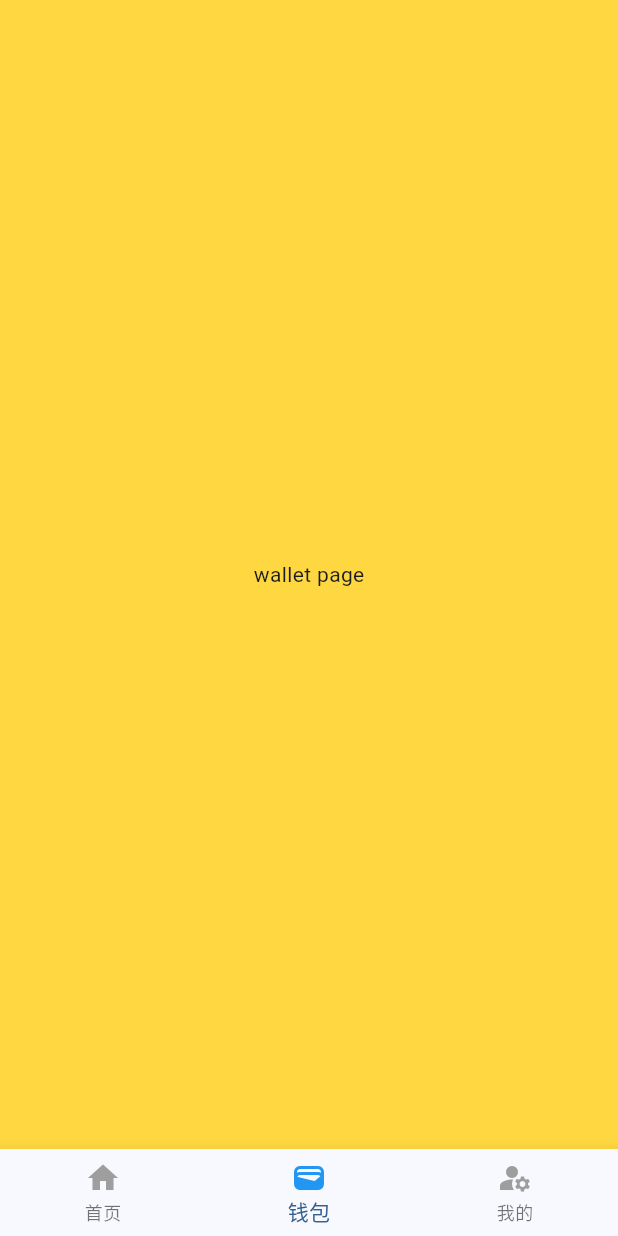
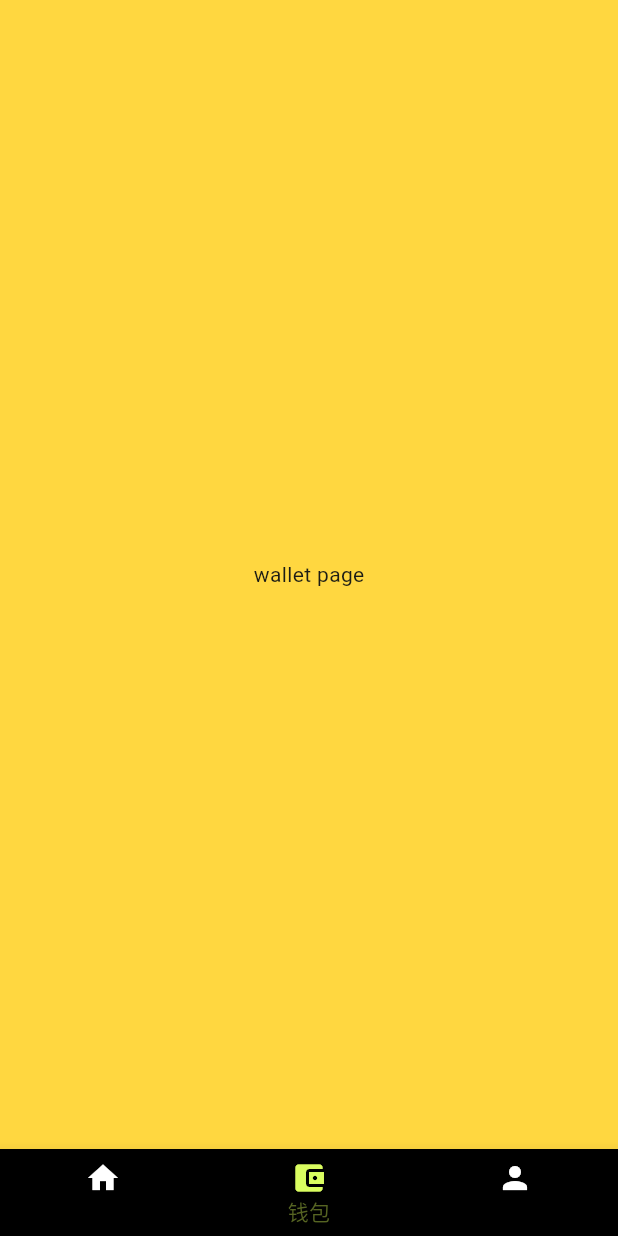
Before and after one commit to webeautiful/flutter_starter, a Flutter app: the screen it shows after launch, swiped to page 2, on a phone screen of 412 x 824 dp. Run offline on Flutter 3.47's test engine with Material 2 defaults, Android fonts, the phone set to English and light mode, and no system bars; our stand-ins replace logger.

Commit message:
demo: SimpleBottonNavigationBar

```diff
--- /dev/null
+++ b/lib/components/simple_bottom_navigation_bar.dart
@@ -0,0 +1,32 @@
+import 'package:flutter/material.dart';
+import 'package:flutter_starter/theme/root_colors.dart';
+
+class SimpleBottomNavigationBar extends StatelessWidget {
+
+  const SimpleBottomNavigationBar({
+    Key? key,
+    this.onTap,
+    this.currentIndex = 0,
+  }) : super(key: key);
+
+  final ValueChanged<int>? onTap;
+
+  final int currentIndex;
+
+  final _defaultColor = Colors.white;
+  final _activeColor = RootColors.primary;
+
+  @override
+  Widget build(BuildContext context) {
+    return BottomNavigationBar(
+      backgroundColor: Colors.black,
+      currentIndex: currentIndex,
+      items: [
+        BottomNavigationBarItem(icon: Icon(Icons.home, color: _defaultColor,), activeIcon: Icon(Icons.home, color: _activeColor,), label: '首页'),
+        BottomNavigationBarItem(icon: Icon(Icons.account_balance_wallet, color: _defaultColor), activeIcon: Icon(Icons.account_balance_wallet, color: _activeColor), label: '钱包'),
+        BottomNavigationBarItem(icon: Icon(Icons.person, color: _defaultColor,), activeIcon: Icon(Icons.person, color: _activeColor), label: '我的'),
+      ],
+      onTap: onTap ,
+    );
+  }
+}
--- a/lib/main.dart
+++ b/lib/main.dart
@@ -1,5 +1,6 @@
 import 'package:flutter/material.dart';
 import 'package:flutter_starter/page/main/page.dart';
+import 'package:flutter_starter/theme/root_colors.dart';
 
 void main() {
   runApp(const MyApp());
@@ -30,7 +31,7 @@ class MyApp extends StatelessWidget {
         //
         // This works for code too, not just values: Most code changes can be
         // tested with just a hot reload.
-        colorScheme: ColorScheme.fromSeed(seedColor: Colors.blue),
+        colorScheme: ColorScheme.fromSeed(seedColor: RootColors.primary),
         useMaterial3: true,
       ),
       home: const MainPage(),
--- a/lib/page/home/page.dart
+++ b/lib/page/home/page.dart
@@ -1,11 +1,12 @@
 import 'package:flutter/material.dart';
+import 'package:flutter_starter/utils/log_util.dart';
 
 class HomePage extends StatelessWidget {
   const HomePage({Key? key}) : super(key: key);
 
   @override
   Widget build(BuildContext context) {
-    print('[debug]build home page');
+    logI('[debug]build home page');
     return Container(
       color: Colors.greenAccent,
       child: const Center(
--- a/lib/page/main/page.dart
+++ b/lib/page/main/page.dart
@@ -1,4 +1,5 @@
 import 'package:flutter/material.dart';
+import 'package:flutter_starter/components/simple_bottom_navigation_bar.dart';
 import 'package:flutter_starter/page/home/page.dart';
 import 'package:flutter_starter/page/user/page.dart';
 import 'package:flutter_starter/page/wallet/page.dart';
@@ -11,8 +12,6 @@ class MainPage extends StatefulWidget {
 }
 
 class _MainPageState extends State<MainPage> {
-  final _defaultColor = Colors.grey;
-  final _activeColor = Colors.blue;
   int _currentIndex = 0;
   final _controller = PageController(initialPage: 0);
 
@@ -34,13 +33,8 @@ class _MainPageState extends State<MainPage> {
           UserPage(),
         ],
       ),
-      bottomNavigationBar: BottomNavigationBar(
+      bottomNavigationBar: SimpleBottomNavigationBar(
         currentIndex: _currentIndex,
-        items: [
-          BottomNavigationBarItem(icon: Icon(Icons.home, color: _defaultColor,), activeIcon: Icon(Icons.home, color: _activeColor,), label: '首页'),
-          BottomNavigationBarItem(icon: Icon(Icons.wallet, color: _defaultColor), activeIcon: Icon(Icons.wallet, color: _activeColor), label: '钱包'),
-          BottomNavigationBarItem(icon: Icon(Icons.manage_accounts, color: _defaultColor,), activeIcon: Icon(Icons.manage_accounts, color: _activeColor), label: '我的'),
-        ],
         onTap: (index) {
           _controller.jumpToPage(index);
           setState(() {
--- a/lib/page/wallet/page.dart
+++ b/lib/page/wallet/page.dart
@@ -1,4 +1,5 @@
 import 'package:flutter/material.dart';
+import 'package:flutter_starter/utils/log_util.dart';
 
 class WalletPage extends StatefulWidget {
   const WalletPage({Key? key}) : super(key: key);
@@ -7,10 +8,25 @@ class WalletPage extends StatefulWidget {
   State<WalletPage> createState() => _WalletPageState();
 }
 
-class _WalletPageState extends State<WalletPage> {
+class _WalletPageState extends State<WalletPage> with AutomaticKeepAliveClientMixin {
+  @override
+  bool get wantKeepAlive => true;
+
+  @override
+  void initState() {
+    super.initState();
+    logI('init wallet page');
+  }
+
+  @override
+  void deactivate() {
+    super.deactivate();
+    logI('deactivate wallet page');
+  }
+
   @override
   Widget build(BuildContext context) {
-    print('[debug]build wallet page');
+    logI('[debug]build wallet page');
     return Scaffold(
       body: Container(
         color: Colors.amberAccent,
--- /dev/null
+++ b/lib/theme/root_colors.dart
@@ -0,0 +1,5 @@
+import 'package:flutter/material.dart';
+
+class RootColors {
+  static const Color primary = Color(0xFFDAFD60);
+}
```
Also changed, not shown: lib/page/user/page.dart (+15 -1 lines), lib/utils/log_util.dart (added, +29 -0 lines).
